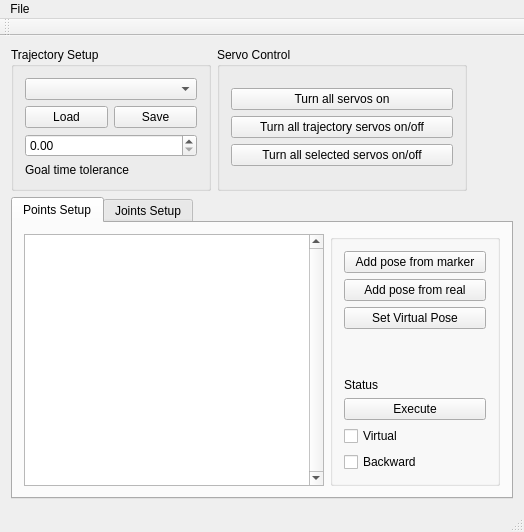
First picture: the form in sweetie_bot_joint_trajectory_editor/src/Editor.ui, repository sweetie-bot-project/sweetie_bot, before the edit.
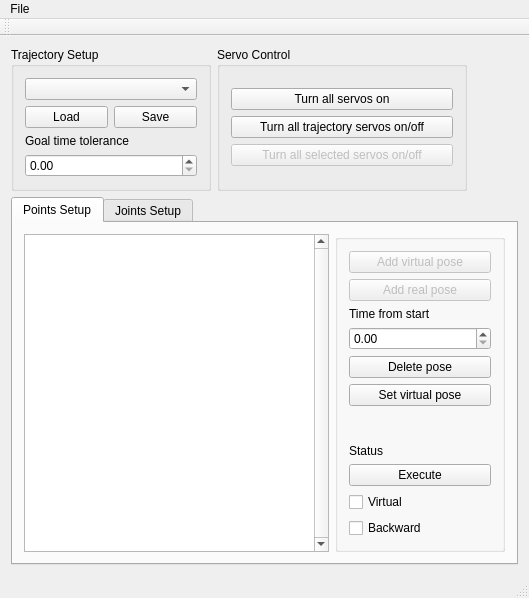
Second picture: the form after the edit. The open tabs and pages were chosen to show the change.

Commit message: Basic trajectoryeditor functions: load/save trajectories, add/delete pose, change pose time

Patch:
```diff
--- a/sweetie_bot_joint_trajectory_editor/src/Editor.ui
+++ b/sweetie_bot_joint_trajectory_editor/src/Editor.ui
@@ -6,8 +6,8 @@
    <rect>
     <x>0</x>
     <y>0</y>
-    <width>524</width>
-    <height>530</height>
+    <width>529</width>
+    <height>598</height>
    </rect>
   </property>
   <property name="sizePolicy">
@@ -73,15 +73,15 @@
               </layout>
              </item>
              <item>
-              <widget class="QDoubleSpinBox" name="doubleSpinBox_3"/>
-             </item>
-             <item>
-              <widget class="QLabel" name="label_4">
+              <widget class="QLabel" name="goalTimeToleranceLabel">
                <property name="text">
                 <string>Goal time tolerance</string>
                </property>
               </widget>
              </item>
+             <item>
+              <widget class="QDoubleSpinBox" name="goalTimeToleranceSpinBox"/>
+             </item>
             </layout>
            </item>
           </layout>
@@ -122,7 +122,10 @@
               </widget>
              </item>
              <item>
-              <widget class="QPushButton" name="pushButton_6">
+              <widget class="QPushButton" name="turnAllSelectedServosButton">
+               <property name="enabled">
+                <bool>false</bool>
+               </property>
                <property name="text">
                 <string>Turn all selected servos on/off</string>
                </property>
@@ -193,27 +196,56 @@
               <property name="title">
                <string/>
               </property>
+              <property name="flat">
+               <bool>false</bool>
+              </property>
+              <property name="checkable">
+               <bool>false</bool>
+              </property>
               <layout class="QVBoxLayout" name="verticalLayout_8">
                <item>
                 <layout class="QVBoxLayout" name="verticalLayout_4">
                  <item>
-                  <widget class="QPushButton" name="pushButton">
+                  <widget class="QPushButton" name="addVirtualPoseButton">
+                   <property name="enabled">
+                    <bool>false</bool>
+                   </property>
                    <property name="text">
-                    <string>Add pose from marker</string>
+                    <string>Add virtual pose</string>
                    </property>
                   </widget>
                  </item>
                  <item>
-                  <widget class="QPushButton" name="pushButton_2">
+                  <widget class="QPushButton" name="addRealPoseButton">
+                   <property name="enabled">
+                    <bool>false</bool>
+                   </property>
                    <property name="text">
-                    <string>Add pose from real</string>
+                    <string>Add real pose</string>
                    </property>
                   </widget>
                  </item>
                  <item>
-                  <widget class="QPushButton" name="pushButton_3">
+                  <widget class="QLabel" name="timeIncrementLabel">
                    <property name="text">
-                    <string>Set Virtual Pose</string>
+                    <string>Time from start</string>
+                   </property>
+                  </widget>
+                 </item>
+                 <item>
+                  <widget class="QDoubleSpinBox" name="timeIncrementSpinBox"/>
+                 </item>
+                 <item>
+                  <widget class="QPushButton" name="deletePoseButton">
+                   <property name="text">
+                    <string>Delete pose</string>
+                   </property>
+                  </widget>
+                 </item>
+                 <item>
+                  <widget class="QPushButton" name="setVirtualPoseButton">
+                   <property name="text">
+                    <string>Set virtual pose</string>
                    </property>
                   </widget>
                  </item>
@@ -401,7 +433,7 @@
     <rect>
      <x>0</x>
      <y>0</y>
-     <width>524</width>
+     <width>529</width>
      <height>20</height>
     </rect>
    </property>
```
Left out of the diff: 50 changed lines with no effect on the pictures. The commit also changes 12 other files.
